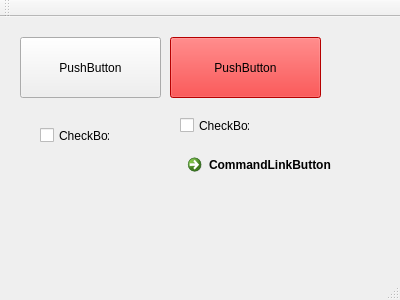
Qt form mainwindow.ui (oleksandrmelnychenko/noltapp) before a commit.
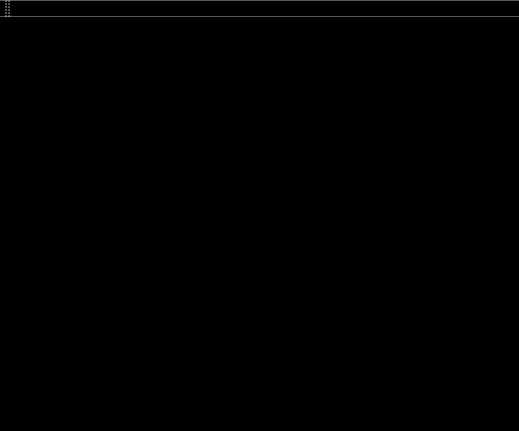
The same form after that commit.

What changed in the file:
```diff
--- a/mainwindow.ui
+++ b/mainwindow.ui
@@ -2,90 +2,27 @@
 <ui version="4.0">
  <class>MainWindow</class>
  <widget class="QMainWindow" name="MainWindow">
+  <property name="enabled">
+   <bool>true</bool>
+  </property>
   <property name="geometry">
    <rect>
     <x>0</x>
     <y>0</y>
-    <width>400</width>
-    <height>300</height>
+    <width>519</width>
+    <height>431</height>
    </rect>
   </property>
   <property name="windowTitle">
    <string>MainWindow</string>
   </property>
-  <widget class="QWidget" name="centralWidget">
-   <widget class="QPushButton" name="pushButton">
-    <property name="geometry">
-     <rect>
-      <x>20</x>
-      <y>20</y>
-      <width>141</width>
-      <height>61</height>
-     </rect>
-    </property>
-    <property name="text">
-     <string>PushButton</string>
-    </property>
-   </widget>
-   <widget class="QPushButton" name="pushButton_2">
-    <property name="geometry">
-     <rect>
-      <x>170</x>
-      <y>20</y>
-      <width>151</width>
-      <height>61</height>
-     </rect>
-    </property>
-    <property name="autoFillBackground">
-     <bool>false</bool>
-    </property>
-    <property name="styleSheet">
-     <string notr="true">background-color :  red; </string>
-    </property>
-    <property name="text">
-     <string>PushButton</string>
-    </property>
-   </widget>
-   <widget class="QCheckBox" name="checkBox">
-    <property name="geometry">
-     <rect>
-      <x>180</x>
-      <y>100</y>
-      <width>70</width>
-      <height>17</height>
-     </rect>
-    </property>
-    <property name="text">
-     <string>CheckBox</string>
-    </property>
-   </widget>
-   <widget class="QCheckBox" name="checkBox_2">
-    <property name="geometry">
-     <rect>
-      <x>40</x>
-      <y>110</y>
-      <width>70</width>
-      <height>17</height>
-     </rect>
-    </property>
-    <property name="text">
-     <string>CheckBox</string>
-    </property>
-   </widget>
-   <widget class="QCommandLinkButton" name="commandLinkButton">
-    <property name="geometry">
-     <rect>
-      <x>180</x>
-      <y>130</y>
-      <width>172</width>
-      <height>41</height>
-     </rect>
-    </property>
-    <property name="text">
-     <string>CommandLinkButton</string>
-    </property>
-   </widget>
-  </widget>
+  <property name="autoFillBackground">
+   <bool>false</bool>
+  </property>
+  <property name="styleSheet">
+   <string notr="true">background-color : black;</string>
+  </property>
+  <widget class="QWidget" name="centralWidget"/>
   <widget class="QMenuBar" name="menuBar">
    <property name="geometry">
     <rect>
```
Left out of the diff: 2 changed lines with no effect on the pictures.
